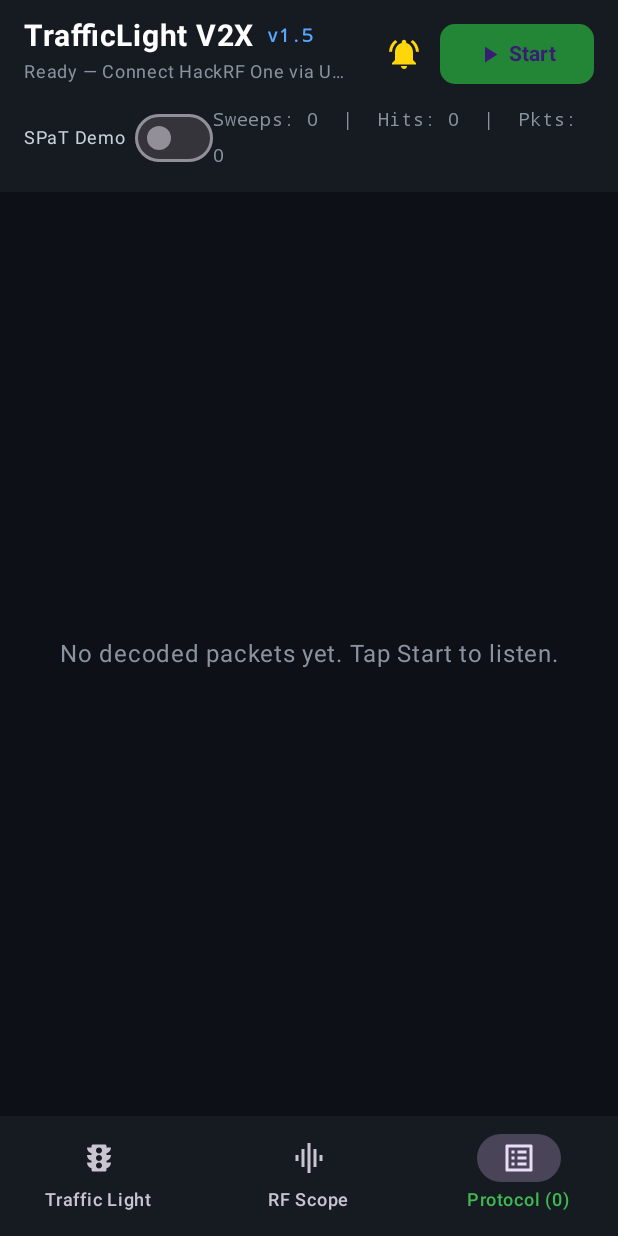
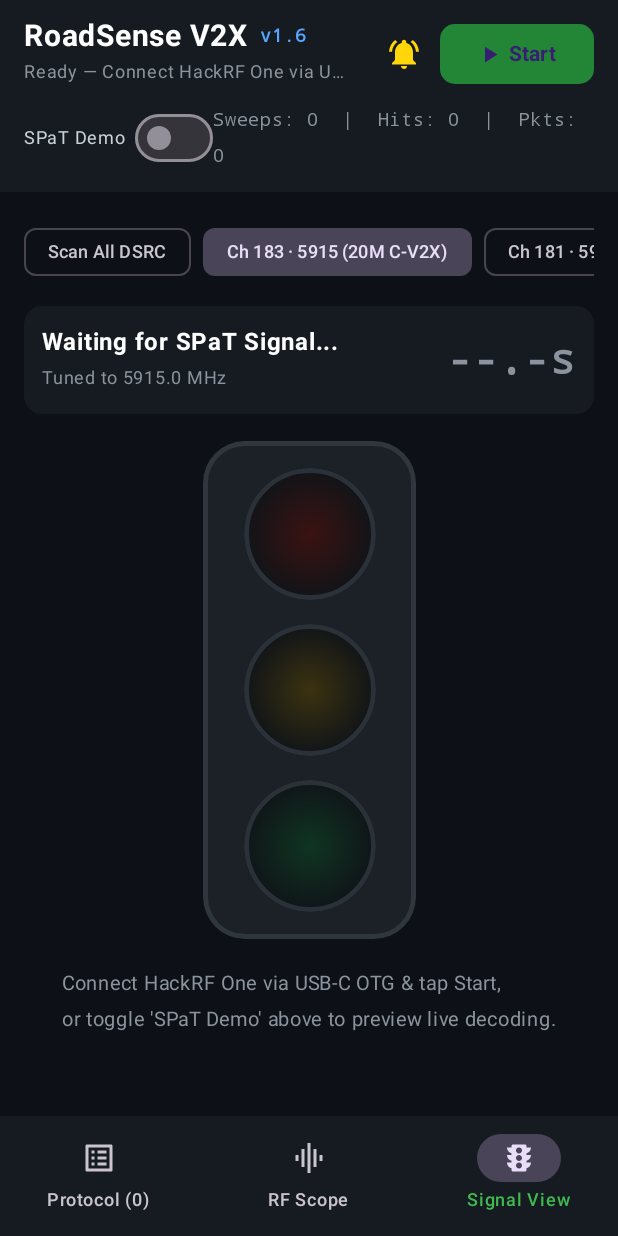
Before and after one commit to drinkingc0ffee/RoadSense-V2X, an Android app built with Jetpack Compose: the screen it shows after launch (MainActivity), item 3 of the bottom bar chosen, on a phone screen of 412 x 824 dp. Run offline under Robolectric (Android 15) with nearby library versions, the phone set to English and light mode, and no system bars.

Commit message:
Rebrand to RoadSense V2X v1.6 (Protocol-first tabs & updated docs)

```diff
--- a/android/app/build.gradle.kts
+++ b/android/app/build.gradle.kts
@@ -13,8 +13,8 @@ android {
         applicationId = "com.trafficlight.v2x"
         minSdk = 28
         targetSdk = 35
-        versionCode = 6
-        versionName = "1.5"
+        versionCode = 7
+        versionName = "1.6"
 
         ndk {
             abiFilters += listOf("arm64-v8a")
--- a/android/app/src/main/AndroidManifest.xml
+++ b/android/app/src/main/AndroidManifest.xml
@@ -8,7 +8,7 @@
 
     <application
         android:allowBackup="true"
-        android:label="TrafficLight V2X"
+        android:label="RoadSense V2X"
         android:supportsRtl="true"
         android:theme="@android:style/Theme.Material.NoActionBar">
 
--- a/android/app/src/main/java/com/trafficlight/v2x/MainActivity.kt
+++ b/android/app/src/main/java/com/trafficlight/v2x/MainActivity.kt
@@ -536,14 +536,14 @@ class MainActivity : ComponentActivity() {
                         Column(modifier = Modifier.weight(1f).padding(end = 10.dp)) {
                             Row(verticalAlignment = Alignment.CenterVertically) {
                                 Text(
-                                    "TrafficLight V2X",
+                                    "RoadSense V2X",
                                     color = Color.White,
                                     fontSize = 20.sp,
                                     fontWeight = FontWeight.Bold
                                 )
                                 Spacer(Modifier.width(8.dp))
                                 Text(
-                                    "v1.5",
+                                    "v1.6",
                                     color = Color(0xFF58A6FF),
                                     fontSize = 12.sp,
                                     fontWeight = FontWeight.SemiBold,
@@ -613,8 +613,8 @@ class MainActivity : ComponentActivity() {
                     NavigationBarItem(
                         selected = selectedTab == 0,
                         onClick = { selectedTab = 0 },
-                        icon = { Icon(Icons.Default.Traffic, null) },
-                        label = { Text("Traffic Light") }
+                        icon = { Icon(Icons.AutoMirrored.Filled.ListAlt, null) },
+                        label = { Text("Protocol (${packetLog.size})") }
                     )
                     NavigationBarItem(
                         selected = selectedTab == 1,
@@ -625,17 +625,17 @@ class MainActivity : ComponentActivity() {
                     NavigationBarItem(
                         selected = selectedTab == 2,
                         onClick = { selectedTab = 2 },
-                        icon = { Icon(Icons.AutoMirrored.Filled.ListAlt, null) },
-                        label = { Text("Protocol (${packetLog.size})") }
+                        icon = { Icon(Icons.Default.Traffic, null) },
+                        label = { Text("Signal View") }
                     )
                 }
             }
         ) { padding ->
             Box(modifier = Modifier.padding(padding).fillMaxSize()) {
                 when (selectedTab) {
-                    0 -> TrafficLightTab()
+                    0 -> ProtocolLogTab()
                     1 -> RfScopeTab()
-                    2 -> ProtocolLogTab()
+                    2 -> TrafficLightTab()
                 }
 
                 // Live On-Screen Alert Banner
```
Also changed, not shown: 1 other file.
